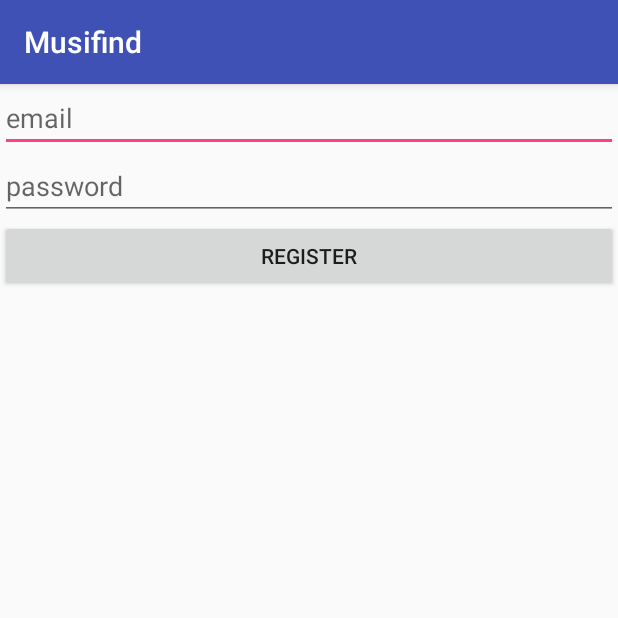
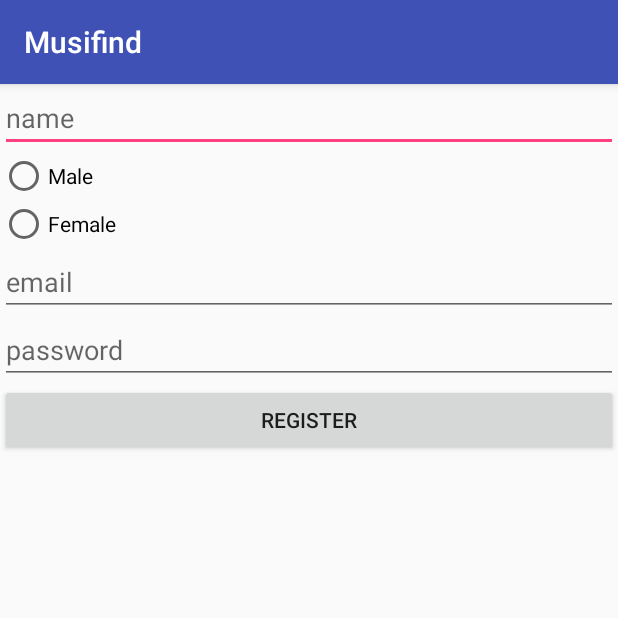
Before and after one commit to 40216006/musi-find, an Android app: the RegistrationActivity screen opened directly, with no data from a screen before it, after a tap on "REGISTER", on a phone screen of 412 x 824 dp, the top half of it. Run offline under Robolectric (Android 15) with nearby library versions, the phone set to English and light mode, and no system bars; our stand-ins replace Firebase (no records; nobody signed in at launch, a user with empty details on screens opened directly); 2 statements that could not run were skipped.

Commit message:
working on connection to database

```diff
--- a/app/src/main/java/com/example/colin/musifind/RegistrationActivity.java
+++ b/app/src/main/java/com/example/colin/musifind/RegistrationActivity.java
@@ -7,6 +7,8 @@ import android.os.Bundle;
 import android.view.View;
 import android.widget.Button;
 import android.widget.EditText;
+import android.widget.RadioButton;
+import android.widget.RadioGroup;
 import android.widget.Toast;
 
 import com.google.android.gms.tasks.OnCompleteListener;
@@ -14,6 +16,8 @@ import com.google.android.gms.tasks.Task;
 import com.google.firebase.auth.AuthResult;
 import com.google.firebase.auth.FirebaseAuth;
 import com.google.firebase.auth.FirebaseUser;
+import com.google.firebase.database.DatabaseReference;
+import com.google.firebase.database.FirebaseDatabase;
 
 
 public class RegistrationActivity extends AppCompatActivity {
@@ -21,7 +25,9 @@ public class RegistrationActivity extends AppCompatActivity {
 
     private Button mRegister;
 
-    private EditText mEmail, mPassword;
+    private EditText mEmail, mPassword, mName;
+
+    private RadioGroup mRadioGroup;
 
 
     private FirebaseAuth mAuth;
@@ -37,6 +43,8 @@ public class RegistrationActivity extends AppCompatActivity {
 
         mEmail = (EditText)  findViewById(R.id.email);
         mPassword = (EditText)  findViewById(R.id.password);
+
+        mRadioGroup = (RadioGroup) findViewById(R.id.radioGroup);
 
         mAuth = FirebaseAuth.getInstance();
         firebaseAuthStateListener = new FirebaseAuth.AuthStateListener() {
@@ -59,6 +67,19 @@ public class RegistrationActivity extends AppCompatActivity {
         mRegister.setOnClickListener(new View.OnClickListener() {
             @Override
             public void onClick(View view) {
+
+                int selectId = mRadioGroup.getCheckedRadioButtonId();
+
+                final RadioButton radioButton = (RadioButton) findViewById(selectId);
+
+                if(radioButton.getText() == null ){
+                    return;
+                }
+
+
+
+
+
                 final String email = mEmail.getText().toString();
                 final String password = mPassword.getText().toString();
                 mAuth.createUserWithEmailAndPassword(email, password).addOnCompleteListener(RegistrationActivity.this, new OnCompleteListener<AuthResult>() {
@@ -66,6 +87,9 @@ public class RegistrationActivity extends AppCompatActivity {
                     public void onComplete(@NonNull Task<AuthResult> task) {
                         if (!task.isSuccessful()) {
                             Toast.makeText(RegistrationActivity.this, "sign up error", Toast.LENGTH_SHORT).show();
+                        }else{
+                            String userId = mAuth.getCurrentUser().getUid();
+                            DatabaseReference currentUserDb = FirebaseDatabase.getInstance().getReference().child("Users").child(radioButton.getText().toString()).child(userId).child("name");
                         }
                     }
                 });
--- a/app/src/main/res/layout/activity_registration.xml
+++ b/app/src/main/res/layout/activity_registration.xml
@@ -6,6 +6,25 @@
     android:layout_height="match_parent"
     tools:context="com.example.colin.musifind.RegistrationActivity"
     android:orientation="vertical">
+    <EditText
+        android:layout_width="match_parent"
+        android:layout_height="wrap_content"
+        android:hint="name"
+        android:id="@+id/name"/>
+
+    <RadioGroup
+        android:layout_width="match_parent"
+        android:layout_height="wrap_content"
+        android:id="@+id/radioGroup">
+        <RadioButton
+            android:layout_width="match_parent"
+            android:layout_height="wrap_content"
+            android:text="Male"/>
+        <RadioButton
+            android:layout_width="match_parent"
+            android:layout_height="wrap_content"
+            android:text="Female"/>
+    </RadioGroup>
 
 
     <EditText
```
